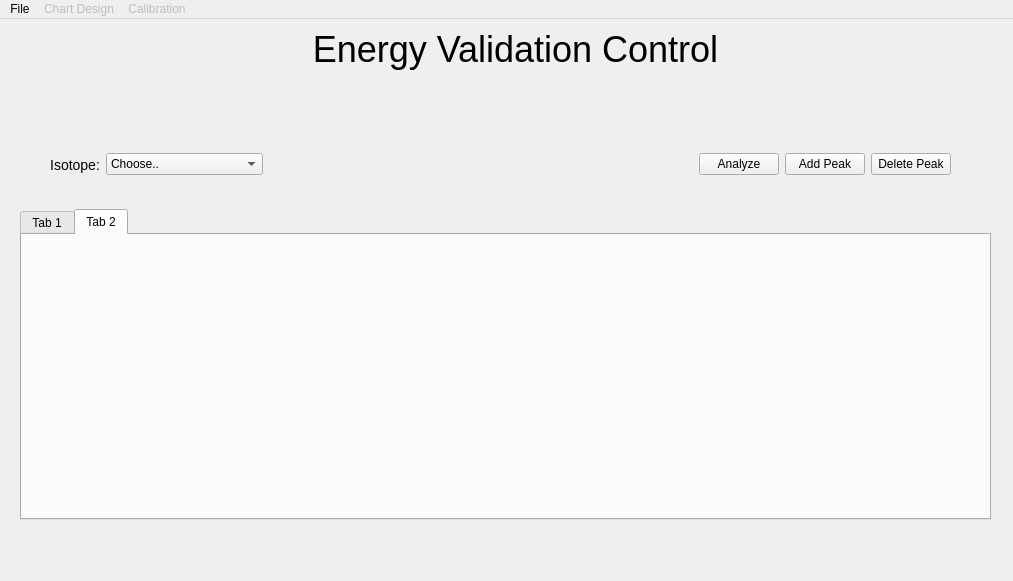
The window that ui/main.ui (jashwanth10/Gamma) describes before a commit, drawn with Qt 5.
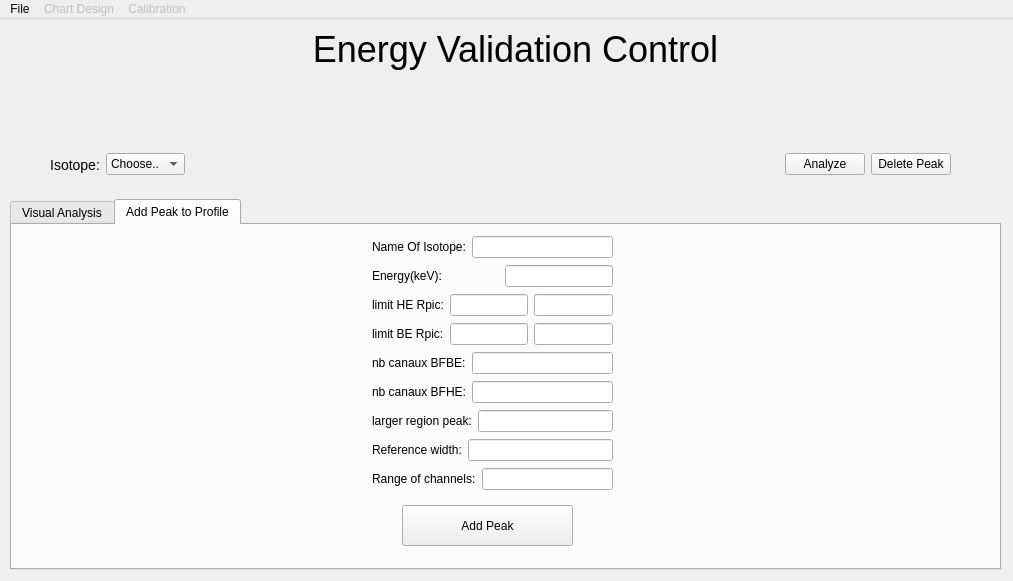
The same window after the commit. The open tabs and pages were chosen to show the change.

Commit message: Add and Delete Peak

```diff
--- a/ui/main.ui
+++ b/ui/main.ui
@@ -736,48 +736,6 @@
        </property>
        <layout class="QGridLayout" name="gridLayout">
         <item row="0" column="0">
-         <widget class="QPushButton" name="profile_1_button">
-          <property name="sizePolicy">
-           <sizepolicy hsizetype="Expanding" vsizetype="Expanding">
-            <horstretch>0</horstretch>
-            <verstretch>0</verstretch>
-           </sizepolicy>
-          </property>
-          <property name="styleSheet">
-           <string notr="true">  background-color: #0095ff;
-  border-radius: 3px;
-color: #fff;</string>
-          </property>
-          <property name="text">
-           <string>Profile 1</string>
-          </property>
-         </widget>
-        </item>
-        <item row="0" column="1">
-         <widget class="QPushButton" name="profile_2_button">
-          <property name="sizePolicy">
-           <sizepolicy hsizetype="Expanding" vsizetype="Expanding">
-            <horstretch>0</horstretch>
-            <verstretch>0</verstretch>
-           </sizepolicy>
-          </property>
-          <property name="baseSize">
-           <size>
-            <width>1</width>
-            <height>0</height>
-           </size>
-          </property>
-          <property name="styleSheet">
-           <string notr="true">  background-color: #0095ff;
-  border-radius: 3px;
-color: #fff;</string>
-          </property>
-          <property name="text">
-           <string>Profile 2</string>
-          </property>
-         </widget>
-        </item>
-        <item row="0" column="2">
          <widget class="QPushButton" name="pushButton_7">
           <property name="sizePolicy">
            <sizepolicy hsizetype="Expanding" vsizetype="Expanding">
@@ -851,46 +809,6 @@
            <string>Choose..</string>
           </property>
          </item>
-         <item>
-          <property name="text">
-           <string>Pb-210 (46.539 keV)</string>
-          </property>
-         </item>
-         <item>
-          <property name="text">
-           <string>Pb-212 (238.632 keV)</string>
-          </property>
-         </item>
-         <item>
-          <property name="text">
-           <string>Pb-214 (295.2228 keV)</string>
-          </property>
-         </item>
-         <item>
-          <property name="text">
-           <string>Ac-228 (338.32 keV)</string>
-          </property>
-         </item>
-         <item>
-          <property name="text">
-           <string>Pb-214 (351.9321 keV)</string>
-          </property>
-         </item>
-         <item>
-          <property name="text">
-           <string>Bi-214 (609.32 keV)</string>
-          </property>
-         </item>
-         <item>
-          <property name="text">
-           <string>Ac-228 (911.204 keV)</string>
-          </property>
-         </item>
-         <item>
-          <property name="text">
-           <string>K-40 (1460.83 keV)</string>
-          </property>
-         </item>
         </widget>
        </item>
        <item>
@@ -956,56 +874,6 @@
          </property>
         </widget>
        </item>
-       <item>
-        <widget class="QPushButton" name="add_peak_button">
-         <property name="styleSheet">
-          <string notr="true">
-  background-color: #0095ff;
-  border: 1px solid transparent;
-  border-radius: 3px;
-  box-shadow: rgba(255, 255, 255, .4) 0 1px 0 0 inset;
-  box-sizing: border-box;
-  color: #fff;
-  cursor: pointer;
-  display: inline-block;
-  font-family: -apple-system,system-ui,&quot;Segoe UI&quot;,&quot;Liberation Sans&quot;,sans-serif;
-  font-size: 13px;
-  font-weight: 400;
-  line-height: 1.15385;
-  margin: 0;
-  outline: none;
-  padding: 8px .8em;
-  position: relative;
-  text-align: center;
-  text-decoration: none;
-  user-select: none;
-  -webkit-user-select: none;
-  touch-action: manipulation;
-vertical-align: baseline;
-white-space: nowrap;
-
-hover {
-  background-color: #07c;
-}
-
-focus {
-  box-shadow: 0 0 0 4px rgba(0, 149, 255, .15);
-}
-
-hover {
-  background-color: #07c;
-}
-
-active {
-  background-color: #0064bd;
-  box-shadow: none;
-}</string>
-         </property>
-         <property name="text">
-          <string>Add Peak</string>
-         </property>
-        </widget>
-       </item>
        <item>
         <widget class="QPushButton" name="del_peak_button">
          <property name="styleSheet">
@@ -1061,10 +929,10 @@
      <widget class="QTabWidget" name="tabWidget">
       <property name="geometry">
        <rect>
-        <x>20</x>
-        <y>190</y>
-        <width>971</width>
-        <height>311</height>
+        <x>10</x>
+        <y>180</y>
+        <width>991</width>
+        <height>371</height>
        </rect>
       </property>
       <property name="currentIndex">
@@ -1072,15 +940,15 @@
       </property>
       <widget class="QWidget" name="tab">
        <attribute name="title">
-        <string>Tab 1</string>
+        <string>Visual Analysis</string>
        </attribute>
-       <widget class="QWidget" name="">
+       <widget class="QWidget" name="layoutWidget">
         <property name="geometry">
          <rect>
           <x>0</x>
           <y>10</y>
-          <width>961</width>
-          <height>251</height>
+          <width>981</width>
+          <height>271</height>
          </rect>
         </property>
         <layout class="QHBoxLayout" name="horizontalLayout_14">
@@ -1107,11 +975,300 @@
          </item>
         </layout>
        </widget>
+       <widget class="QPushButton" name="save_profile_button">
+        <property name="geometry">
+         <rect>
+          <x>420</x>
+          <y>290</y>
+          <width>151</width>
+          <height>41</height>
+         </rect>
+        </property>
+        <property name="styleSheet">
+         <string notr="true">
+  background-color: #0095ff;
+  border: 1px solid transparent;
+  border-radius: 3px;
+  box-shadow: rgba(255, 255, 255, .4) 0 1px 0 0 inset;
+  box-sizing: border-box;
+  color: #fff;
+  cursor: pointer;
+  display: inline-block;
+  font-family: -apple-system,system-ui,&quot;Segoe UI&quot;,&quot;Liberation Sans&quot;,sans-serif;
+  font-size: 13px;
+  font-weight: 400;
+  line-height: 1.15385;
+  margin: 0;
+  outline: none;
+  padding: 8px .8em;
+  position: relative;
+  text-align: center;
+  text-decoration: none;
+  user-select: none;
+  -webkit-user-select: none;
+  touch-action: manipulation;
+vertical-align: baseline;
+white-space: nowrap;
+
+hover {
+  background-color: #07c;
+}
+
+focus {
+  box-shadow: 0 0 0 4px rgba(0, 149, 255, .15);
+}
+
+hover {
+  background-color: #07c;
+}
+
+active {
+  background-color: #0064bd;
+  box-shadow: none;
+}</string>
+        </property>
+        <property name="text">
+         <string>Save Profile</string>
+        </property>
+       </widget>
       </widget>
       <widget class="QWidget" name="tab_2">
        <attribute name="title">
-        <string>Tab 2</string>
+        <string>Add Peak to Profile</string>
        </attribute>
+       <widget class="QPushButton" name="add_peak_button">
+        <property name="geometry">
+         <rect>
+          <x>390</x>
+          <y>280</y>
+          <width>171</width>
+          <height>41</height>
+         </rect>
+        </property>
+        <property name="styleSheet">
+         <string notr="true">
+  background-color: #0095ff;
+  border: 1px solid transparent;
+  border-radius: 3px;
+  box-shadow: rgba(255, 255, 255, .4) 0 1px 0 0 inset;
+  box-sizing: border-box;
+  color: #fff;
+  cursor: pointer;
+  display: inline-block;
+  font-family: -apple-system,system-ui,&quot;Segoe UI&quot;,&quot;Liberation Sans&quot;,sans-serif;
+  font-size: 13px;
+  font-weight: 400;
+  line-height: 1.15385;
+  margin: 0;
+  outline: none;
+  padding: 8px .8em;
+  position: relative;
+  text-align: center;
+  text-decoration: none;
+  user-select: none;
+  -webkit-user-select: none;
+  touch-action: manipulation;
+vertical-align: baseline;
+white-space: nowrap;
+
+hover {
+  background-color: #07c;
+}
+
+focus {
+  box-shadow: 0 0 0 4px rgba(0, 149, 255, .15);
+}
+
+hover {
+  background-color: #07c;
+}
+
+active {
+  background-color: #0064bd;
+  box-shadow: none;
+}</string>
+        </property>
+        <property name="text">
+         <string>Add Peak</string>
+        </property>
+       </widget>
+       <widget class="QWidget" name="">
+        <property name="geometry">
+         <rect>
+          <x>360</x>
+          <y>10</y>
+          <width>241</width>
+          <height>257</height>
+         </rect>
+        </property>
+        <layout class="QVBoxLayout" name="verticalLayout_7">
+         <item>
+          <layout class="QHBoxLayout" name="horizontalLayout_9">
+           <item>
+            <widget class="QLabel" name="label_17">
+             <property name="text">
+              <string>Name Of Isotope:</string>
+             </property>
+            </widget>
+           </item>
+           <item>
+            <widget class="QLineEdit" name="isotope_name"/>
+           </item>
+          </layout>
+         </item>
+         <item>
+          <layout class="QHBoxLayout" name="horizontalLayout_12">
+           <item>
+            <widget class="QLabel" name="label_18">
+             <property name="text">
+              <string>Energy(keV):</string>
+             </property>
+            </widget>
+           </item>
+           <item>
+            <spacer name="horizontalSpacer_2">
+             <property name="orientation">
+              <enum>Qt::Horizontal</enum>
+             </property>
+             <property name="sizeHint" stdset="0">
+              <size>
+               <width>40</width>
+               <height>20</height>
+              </size>
+             </property>
+            </spacer>
+           </item>
+           <item>
+            <widget class="QLineEdit" name="energy_value"/>
+           </item>
+          </layout>
+         </item>
+         <item>
+          <layout class="QHBoxLayout" name="horizontalLayout_18">
+           <item>
+            <widget class="QLabel" name="label_25">
+             <property name="text">
+              <string>limit HE Rpic:</string>
+             </property>
+            </widget>
+           </item>
+           <item>
+            <widget class="QLineEdit" name="he_rpic_left"/>
+           </item>
+           <item>
+            <widget class="QLineEdit" name="he_rpic_right"/>
+           </item>
+          </layout>
+         </item>
+         <item>
+          <layout class="QHBoxLayout" name="horizontalLayout_19">
+           <item>
+            <widget class="QLabel" name="label_26">
+             <property name="text">
+              <string>limit BE Rpic:</string>
+             </property>
+            </widget>
+           </item>
+           <item>
+            <widget class="QLineEdit" name="be_rpic_left">
+             <property name="text">
+              <string/>
+             </property>
+            </widget>
+           </item>
+           <item>
+            <widget class="QLineEdit" name="be_rpic_right">
+             <property name="text">
+              <string/>
+             </property>
+            </widget>
+           </item>
+          </layout>
+         </item>
+         <item>
+          <layout class="QHBoxLayout" name="horizontalLayout_22">
+           <item>
+            <widget class="QLabel" name="label_27">
+             <property name="text">
+              <string>nb canaux BFBE:</string>
+             </property>
+            </widget>
+           </item>
+           <item>
+            <widget class="QLineEdit" name="nb_canaux_bfbe"/>
+           </item>
+          </layout>
+         </item>
+         <item>
+          <layout class="QHBoxLayout" name="horizontalLayout_23">
+           <item>
+            <widget class="QLabel" name="label_28">
+             <property name="text">
+              <string>nb canaux BFHE:</string>
+             </property>
+            </widget>
+           </item>
+           <item>
+            <widget class="QLineEdit" name="nb_canaux_bfhe"/>
+           </item>
+          </layout>
+         </item>
+         <item>
+          <layout class="QHBoxLayout" name="horizontalLayout_24">
+           <item>
+            <widget class="QLabel" name="label_29">
+             <property name="text">
+              <string>larger region peak:</string>
+             </property>
+            </widget>
+           </item>
+           <item>
+            <widget class="QLineEdit" name="larger_region_peak">
+             <property name="text">
+              <string/>
+             </property>
+            </widget>
+           </item>
+          </layout>
+         </item>
+         <item>
+          <layout class="QHBoxLayout" name="horizontalLayout_26">
+           <item>
+            <widget class="QLabel" name="label_31">
+             <property name="text">
+              <string>Reference width:</string>
+             </property>
+            </widget>
+           </item>
+           <item>
+            <widget class="QLineEdit" name="reference_width">
+             <property name="text">
+              <string/>
+             </property>
+            </widget>
+           </item>
+          </layout>
+         </item>
+         <item>
+          <layout class="QHBoxLayout" name="horizontalLayout_25">
+           <item>
+            <widget class="QLabel" name="label_30">
+             <property name="text">
+              <string>Range of channels:</string>
+             </property>
+            </widget>
+           </item>
+           <item>
+            <widget class="QLineEdit" name="range_value">
+             <property name="text">
+              <string/>
+             </property>
+            </widget>
+           </item>
+          </layout>
+         </item>
+        </layout>
+       </widget>
       </widget>
      </widget>
     </widget>
@@ -1426,7 +1583,7 @@
        </item>
       </layout>
      </widget>
-     <widget class="QWidget" name="">
+     <widget class="QWidget" name="layoutWidget">
       <property name="geometry">
        <rect>
         <x>350</x>
```
The commit also changes 17 other files.
